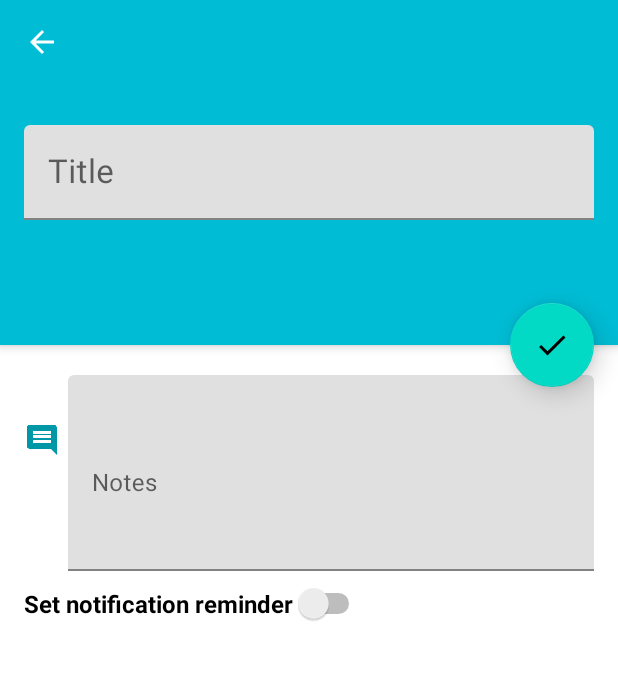
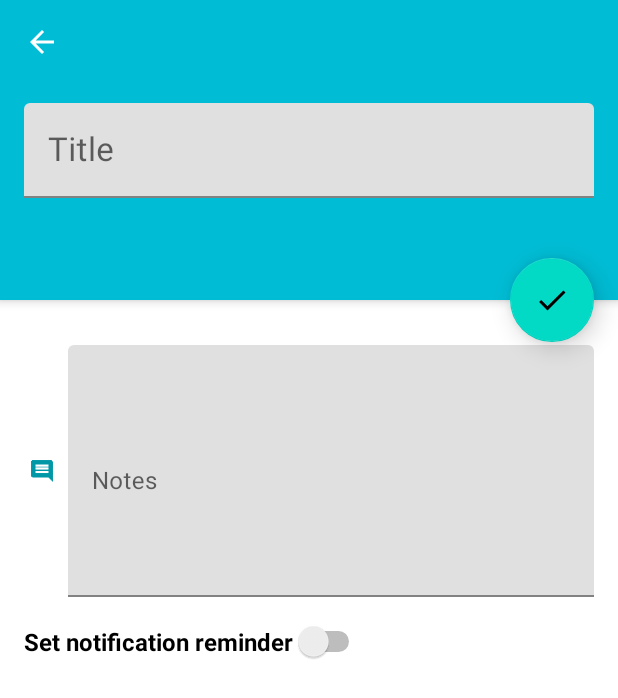
Before and after one commit to bowenchin/NoterApp-Android, an Android app: the fragment TaskEditFragment placed in its activity, on a phone screen of 412 x 824 dp. Shown: the top 698 px of the screen. Run offline under Robolectric (Android 15) with nearby library versions, the phone set to English and light mode, and no system bars.

Commit message:
Update to v1.4
- User interface enhancements to make it cleaner
- Updated support library and design with new Material Components
- True AMOLED-friendly dark mode
- Sort tasks and notes alphabetically by title or by reminder time
- Choose to enable or disable notification reminder for your task
- Bug fixes and interface enhancements

```diff
--- a/app/build.gradle
+++ b/app/build.gradle
@@ -8,7 +8,7 @@ android {
         applicationId "com.bowenchin.android.noter"
         minSdkVersion 21
         targetSdkVersion 28
-        versionCode 8
+        versionCode 9
         versionName "1.4"
     }
     buildTypes {
--- a/app/src/main/res/layout/fragment_task_edit.xml
+++ b/app/src/main/res/layout/fragment_task_edit.xml
@@ -54,6 +54,7 @@
                         android:layout_width="match_parent"
                         android:layout_height="wrap_content"
                         android:ems="17"
+                        android:maxLines="3"
                         android:hint="@string/title"
                         android:textSize="22sp" />
                 </android.support.design.widget.TextInputLayout>
@@ -76,9 +77,9 @@
                 android:id="@+id/notesLayout"
                 android:layout_width="match_parent"
                 android:layout_height="wrap_content"
-                android:layout_marginTop="250dp"
-                android:layout_marginLeft="45dp"
-                android:layout_marginRight="16dp">
+                android:layout_marginTop="230dp"
+                android:layout_marginStart="45dp"
+                android:layout_marginEnd="16dp">
 
                 <EditText
                     android:layout_width="match_parent"
@@ -86,7 +87,7 @@
                     android:id="@+id/notes"
                     android:hint="@string/notes"
                     android:ems="17"
-                    android:minLines="5"
+                    android:minLines="7"
                     android:layout_alignParentBottom="true"
                     android:layout_alignRight="@+id/fab"
                     android:layout_alignEnd="@+id/fab" />
@@ -94,14 +95,16 @@
             </android.support.design.widget.TextInputLayout>
 
             <ImageView
+                android:id="@+id/imageView"
                 android:layout_width="wrap_content"
                 android:layout_height="wrap_content"
+                android:layout_alignTop="@+id/notesLayout"
+                android:layout_alignBottom="@+id/notesLayout"
+                android:layout_marginStart="16dp"
+                android:layout_marginTop="75dp"
+                android:layout_marginBottom="75dp"
                 android:src="@drawable/ic_insert_comment_black_24dp"
-                android:layout_marginBottom="75dp"
-                android:layout_marginStart="16dp"
-                android:id="@+id/imageView"
-                android:layout_alignBottom="@+id/notesLayout"
-                android:tint="?attr/colorPrimaryDark"/>
+                android:tint="?attr/colorPrimaryDark" />
 
             <Switch
                 android:id="@+id/reminderSwitch"
@@ -109,7 +112,7 @@
                 android:layout_height="wrap_content"
                 android:layout_alignParentStart="true"
                 android:layout_below="@+id/notesLayout"
-                android:layout_marginTop="8dp"
+                android:layout_marginTop="16dp"
                 android:layout_marginStart="16dp"
                 android:text="@string/reminder_switch"
                 android:textSize="16sp"
@@ -122,7 +125,8 @@
                 android:layout_below="@+id/notesLayout"
                 android:layout_marginLeft="16dp"
                 android:layout_marginStart="16dp"
-                android:layout_marginTop="32dp">
+                android:layout_marginTop="48dp"
+                android:layout_marginBottom="16dp">
 
             <ImageView
                 android:id="@+id/reminderIcon"
@@ -155,15 +159,15 @@
                 android:layout_alignParentStart="true"
                 android:layout_marginStart="32dp" />
 
-            <TextView
-                android:layout_width="wrap_content"
-                android:layout_height="wrap_content"
-                style="@android:style/TextAppearance.Medium"
-                android:id="@+id/task_time"
-                android:text="Task Time"
-                android:textColor="@color/orange200"
-                android:layout_alignBottom="@+id/time_icon"
-                android:layout_alignStart="@+id/task_date" />
+                <TextView
+                    android:id="@+id/task_time"
+                    style="@android:style/TextAppearance.Medium"
+                    android:layout_width="wrap_content"
+                    android:layout_height="wrap_content"
+                    android:layout_alignStart="@+id/task_date"
+                    android:layout_alignParentBottom="true"
+                    android:text="Task Time"
+                    android:textColor="@color/orange200" />
 
             <TextView
                 android:id="@+id/remindText"
--- a/app/src/main/res/values/dimens.xml
+++ b/app/src/main/res/values/dimens.xml
@@ -3,5 +3,5 @@
     <dimen name="activity_horizontal_margin">16dp</dimen>
     <dimen name="activity_vertical_margin">16dp</dimen>
     <dimen name="fab_margin">16dp</dimen>
-    <dimen name="tall_toolbar_height">230dp</dimen>
+    <dimen name="tall_toolbar_height">200dp</dimen>
 </resources>
```
Also changed, not shown: app/src/main/res/layout/card_task.xml (+20 -17 lines), 7 other files.
